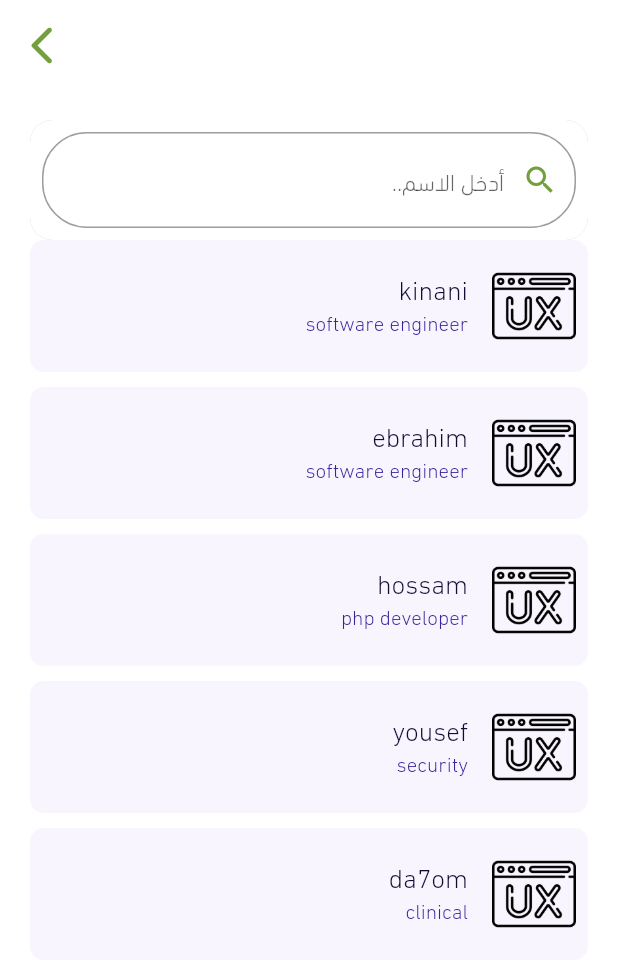
After one commit to malknany/manaber, a Flutter app: the Members screen opened directly, on a phone screen of 412 x 824 dp. The commit adds this screen. Shown: the top 967 px of the screen. Run offline on Flutter 3.47's test engine with Material 2 defaults, Android fonts, the phone set to English and light mode, and no system bars; our stand-ins replace dio.

Commit message:
10/6 ebrahim >> - add member scren with search

```diff
--- /dev/null
+++ b/lib/features/members/model.dart
@@ -0,0 +1,21 @@
+class Model{
+  String ? title ;
+  String? subtitle;
+  String? image;
+
+  Model(this.title,this.subtitle , this.image , );
+}
+
+List<Model> main_list = [
+  Model("kinani",
+      "software engineer",
+      ('assets/images/ux.png')),
+  Model("ebrahim", "software engineer",
+      ('assets/images/ux.png')),
+  Model("hossam", "php developer",
+      ('assets/images/ux.png')),
+  Model("yousef", "security",
+      ('assets/images/ux.png')),
+  Model(
+      "da7om", "clinical", ('assets/images/ux.png'))
+];
--- /dev/null
+++ b/lib/features/members/view.dart
@@ -0,0 +1,123 @@
+import 'package:flutter/material.dart';
+import 'package:manaber/shared/styles/colors.dart';
+
+import 'model.dart';
+
+
+
+class Members extends StatefulWidget {
+  const Members({Key? key}) : super(key: key);
+
+  @override
+  State<Members> createState() => _MembersState();
+}
+
+class _MembersState extends State<Members> {
+  List<Model> display_list = List.from(main_list);
+
+  void UploadList(String value) {
+    setState(() {
+      display_list = main_list
+          .where((element) =>
+          element.title!.toLowerCase().contains(value.toLowerCase()))
+          .toList();
+    });
+  }
+
+  @override
+  Widget build(BuildContext context) {
+    return Scaffold(
+      appBar: AppBar(),
+      body: Directionality(
+        textDirection: TextDirection.rtl,
+        child: Padding(
+          padding: const EdgeInsets.all(20.0),
+          child: Column(
+            children: [
+              Container(
+                decoration: BoxDecoration(
+                  borderRadius: BorderRadius.circular(15),
+                  // border: Border.all(color: Color(0xff785FDC)),
+
+                  color: Colors.white,
+                  boxShadow: const [
+                    BoxShadow(
+                      color: Color.fromRGBO(0, 0, 0, 0.25),
+
+                    ),
+                  ],
+                ),
+                child: Padding(
+                  padding: const EdgeInsets.all(8.0),
+                  child: TextFormField(
+
+                    onChanged: (value) => UploadList(value),
+
+                    decoration: InputDecoration(
+                      focusedBorder: OutlineInputBorder(
+                          borderRadius: BorderRadius.circular(30),
+
+                        borderSide: BorderSide(color: AppColors.primarycolor)
+                      ),
+                        border: OutlineInputBorder(
+
+
+                            borderSide: BorderSide(color: AppColors.primarycolor),
+
+                            borderRadius: BorderRadius.circular(30),
+                        ),
+                        hintText: "أدخل الاسم..",
+                        prefixIcon: Icon(Icons.search,color: AppColors.primarycolor),
+                      ),
+                  ),
+                ),
+              ),
+              Expanded(
+                  child: display_list.length == 0
+                      ? Center(
+                      child: Text("No Result Founded",
+                          style: TextStyle(
+                              fontSize: 20, color: Color(0xff130B32))))
+                      : ListView.separated(
+                    itemCount: display_list.length,
+                    itemBuilder: (context, index) => Container(
+                      decoration: BoxDecoration(
+                          borderRadius: BorderRadius.circular(9),
+                          color: Color(0xffF8F5FF)),
+                      child: ListTile(
+                        onTap: () {
+
+                        },
+                        selected: true,
+                        selectedColor: Colors.grey,
+                        contentPadding: EdgeInsets.all(8),
+                        title: Text(
+                          display_list[index].title!,
+                          style: const TextStyle(
+                              fontSize: 18,
+                              fontWeight: FontWeight.w400,
+                              color: Color(0xff130B32)),
+                        ),
+                        subtitle: Text(
+                          display_list[index].subtitle!,
+                          style: TextStyle(
+                              fontSize: 14,
+                              fontWeight: FontWeight.w400,
+                              color: Color(0xff3A229B)),
+                        ),
+                        leading: Image.asset(display_list[index].image!),
+                      ),
+                    ),
+                    separatorBuilder: (BuildContext context, int index) {
+                      return SizedBox(
+                        height: 10,
+                      );
+                    },
+                  ))
+            ],
+          ),
+        ),
+      ),
+    );
+  }
+}
--- a/lib/shared/styles/theme.dart
+++ b/lib/shared/styles/theme.dart
@@ -4,7 +4,7 @@ import 'package:flutter/services.dart';
 import 'colors.dart';
 
 ThemeData lightTheme = ThemeData(
-  scaffoldBackgroundColor: const Color(0xffF5F5F5),
+  scaffoldBackgroundColor: Colors.white,
   platform: TargetPlatform.iOS,
   fontFamily: "Schyler",
   primaryColor: AppColors.primarycolor,
```
Also changed, not shown: lib/features/members/widgets/member_item.dart (added, +45 -0 lines), lib/features/our_sections/view.dart (+11 -3 lines), lib/features/our_sections/widgets/section_item.dart (+10 -1 lines), pubspec.yaml (+14 -40 lines), assets/images/user.png (added), pubspec.lock, 1 other file.
